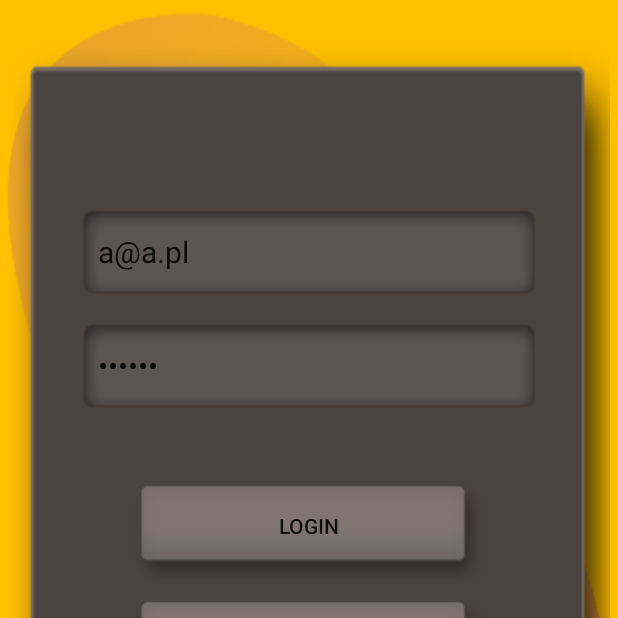
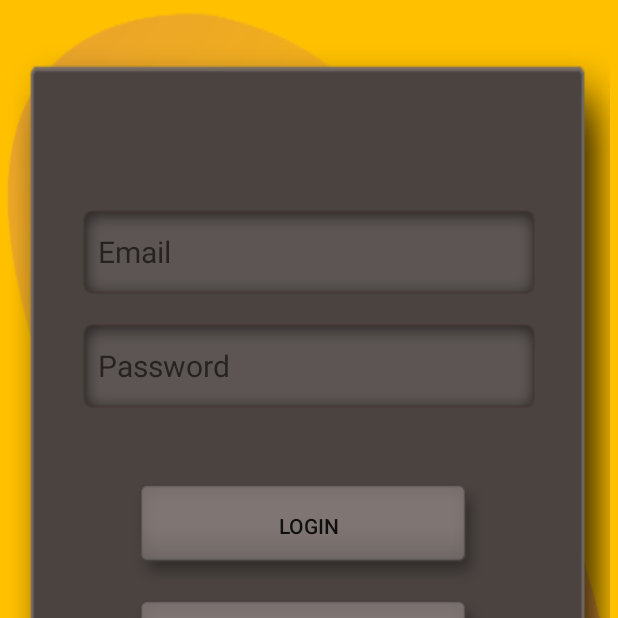
Before and after one commit to patrykmieczkowski/PartyRadar, an Android app: the screen it shows after launch (LoginActivity), on a phone screen of 412 x 824 dp, the top half of it. Run offline under Robolectric (Android 15) with nearby library versions, the phone set to English and light mode, and no system bars; libraries missing offline, so code that uses them is left out: retrofit.client.

Commit message:
checking internet connection, added logout option in menu, saving login data

```diff
--- a/app/src/main/java/com/mieczkowskidev/partyradar/Fragments/LoginFragment.java
+++ b/app/src/main/java/com/mieczkowskidev/partyradar/Fragments/LoginFragment.java
@@ -1,6 +1,8 @@
 package com.mieczkowskidev.partyradar.Fragments;
 
 import android.app.Fragment;
+import android.content.Context;
+import android.content.SharedPreferences;
 import android.os.Bundle;
 import android.util.Log;
 import android.view.LayoutInflater;
@@ -37,6 +39,7 @@ public class LoginFragment extends Fragment {
 
         getViews(view);
         setListeners();
+        fillFormula();
         return view;
     }
 
@@ -77,6 +80,15 @@ public class LoginFragment extends Fragment {
                 passwordEditText.setError(null);
             }
         });
+
+    }
+
+    private void fillFormula(){
+
+        SharedPreferences sharedPreferences = getActivity().getSharedPreferences(getActivity().getString(R.string.shared_preferences_user), Context.MODE_PRIVATE);
+
+        emailEditText.setText(sharedPreferences.getString(("email"), ""));
+        passwordEditText.setText(sharedPreferences.getString(("password"),""));
 
     }
 
@@ -143,6 +155,8 @@ public class LoginFragment extends Fragment {
         String email = emailEditText.getText().toString();
         String password = passwordEditText.getText().toString();
 
+        LoginManager.saveDataToSharedPreferences(getActivity(), email, password);
+
         User user = new User(email, password);
 
         loginUserOnServer(user);
@@ -172,6 +186,7 @@ public class LoginFragment extends Fragment {
             public void failure(RetrofitError error) {
                 if (error.getKind() == RetrofitError.Kind.NETWORK || error.getResponse() == null) {
                     Log.e(TAG, "error register with null");
+                    showSnackbarInLoginActivity(getString(R.string.connection_error));
                 } else {
                     Log.e(TAG, "loginUserOnServer failure() called with: " + "error = [" + error.getUrl() + "]");
                     String errorString = String.valueOf(error.getResponse().getStatus())
--- a/app/src/main/java/com/mieczkowskidev/partyradar/LoginActivity.java
+++ b/app/src/main/java/com/mieczkowskidev/partyradar/LoginActivity.java
@@ -1,7 +1,12 @@
 package com.mieczkowskidev.partyradar;
 
+import android.app.AlertDialog;
 import android.app.FragmentTransaction;
+import android.content.Context;
+import android.content.DialogInterface;
 import android.content.Intent;
+import android.net.ConnectivityManager;
+import android.net.NetworkInfo;
 import android.os.Bundle;
 import android.support.design.widget.CoordinatorLayout;
 import android.support.design.widget.Snackbar;
@@ -41,6 +46,10 @@ public class LoginActivity extends AppCompatActivity {
 
         getViews();
         startLoginFragment();
+
+        if (!isOnline()) {
+            showAlertNoInternet();
+        }
     }
 
     @Override
@@ -118,4 +127,34 @@ public class LoginActivity extends AppCompatActivity {
         finish();
     }
 
+    public boolean isOnline() {
+        ConnectivityManager cm =
+                (ConnectivityManager) getSystemService(Context.CONNECTIVITY_SERVICE);
+        NetworkInfo netInfo = cm.getActiveNetworkInfo();
+        return netInfo != null && netInfo.isConnectedOrConnecting();
+    }
+
+    private void showAlertNoInternet() {
+
+        AlertDialog alertDialog = new AlertDialog.Builder(this)
+                .setTitle("Connection error")
+                .setMessage("Please turn on internet connection and try again!")
+                .setPositiveButton(android.R.string.yes, new DialogInterface.OnClickListener() {
+                    public void onClick(DialogInterface dialog, int which) {
+                        finish();
+                    }
+                })
+                .setIcon(android.R.drawable.ic_dialog_alert)
+                .create();
+
+        alertDialog.setOnDismissListener(new DialogInterface.OnDismissListener() {
+            @Override
+            public void onDismiss(DialogInterface dialog) {
+                finish();
+            }
+        });
+
+        alertDialog.show();
+
+    }
 }
--- a/app/src/main/java/com/mieczkowskidev/partyradar/ServerInterface.java
+++ b/app/src/main/java/com/mieczkowskidev/partyradar/ServerInterface.java
@@ -26,7 +26,7 @@ public interface ServerInterface {
     @POST("/register")
     void registerUser(@Body User user, Callback<User> callback);
 
-    @Headers("Authorization: Token 123")
+    @Headers("Authorization: Token 7dea74597620aeda66d13d01e895591204f87190")
     @GET("/logout")
     void logoutUser(Callback<Response> callback);
 
--- a/app/src/main/res/layout/fragment_login.xml
+++ b/app/src/main/res/layout/fragment_login.xml
@@ -24,7 +24,6 @@
             android:hint="@string/email_label_text"
             android:inputType="textEmailAddress"
             android:padding="@dimen/login_edit_text_padding"
-            android:text="a@a.pl"
             android:textSize="@dimen/login_text_size" />
 
         <EditText
@@ -41,7 +40,6 @@
             android:hint="@string/password_label_text"
             android:inputType="textPassword"
             android:padding="@dimen/login_edit_text_padding"
-            android:text="aaaaaa"
             android:textSize="@dimen/login_text_size" />
 
         <Button
--- /dev/null
+++ b/app/src/main/res/menu/menu_main.xml
@@ -0,0 +1,6 @@
+<?xml version="1.0" encoding="utf-8"?>
+<menu xmlns:android="http://schemas.android.com/apk/res/android">
+    <item
+        android:id="@+id/logout"
+        android:title="Logout" />
+</menu>
--- a/app/src/main/res/values/strings.xml
+++ b/app/src/main/res/values/strings.xml
@@ -14,6 +14,9 @@
     <string name="formula_empty_error">Cannot be empty</string>
     <string name="formula_password_error">Password must match</string>
 
+    <string name="connection_error">Connection error, please check and try again!</string>
+
     <string name="google_maps_api_key">AIzaSyBpe0Q2Y0w2hkvDdj2_i5H3YieE3rW62CI</string>
 
+    <string name="shared_preferences_user">user_shared</string>
 </resources>
```
Also changed, not shown: app/src/main/java/com/mieczkowskidev/partyradar/Fragments/RegisterFragment.java (+4 -3 lines), app/src/main/java/com/mieczkowskidev/partyradar/LoginManager.java (+10 -0 lines), app/src/main/java/com/mieczkowskidev/partyradar/MainActivity.java (+66 -12 lines).
